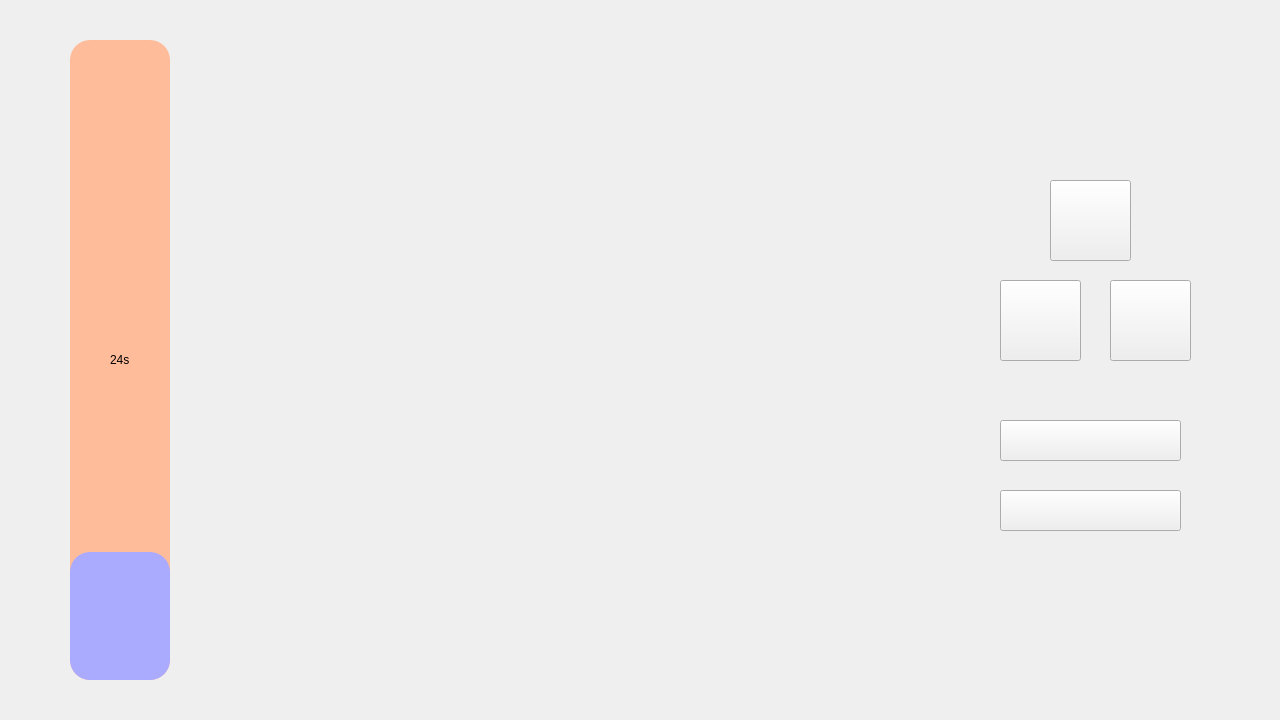
First picture: the form in client/windows/singlewindow.ui, repository HFDLYS/HeartstringsResonance, before the edit.
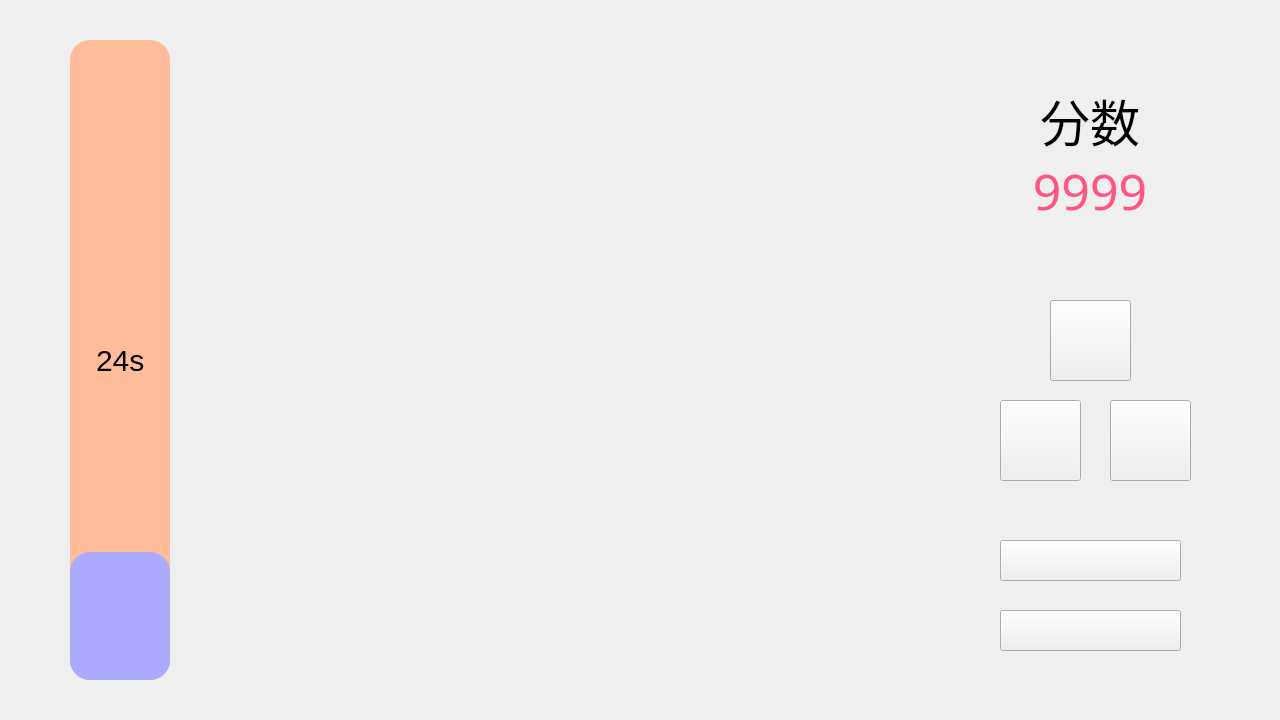
Second picture: the form after the edit. Icons and pictures are not drawn.

Commit message: feat: 添加分数label,功能未实现.

Diff of the .ui file:
```diff
--- a/client/windows/singlewindow.ui
+++ b/client/windows/singlewindow.ui
@@ -48,7 +48,7 @@
      <property name="geometry">
       <rect>
        <x>1050</x>
-       <y>180</y>
+       <y>300</y>
        <width>81</width>
        <height>81</height>
       </rect>
@@ -70,7 +70,7 @@
      <property name="geometry">
       <rect>
        <x>1110</x>
-       <y>280</y>
+       <y>400</y>
        <width>81</width>
        <height>81</height>
       </rect>
@@ -96,7 +96,7 @@
      <property name="geometry">
       <rect>
        <x>1000</x>
-       <y>280</y>
+       <y>400</y>
        <width>81</width>
        <height>81</height>
       </rect>
@@ -127,7 +127,7 @@
      <property name="geometry">
       <rect>
        <x>1000</x>
-       <y>420</y>
+       <y>540</y>
        <width>181</width>
        <height>41</height>
       </rect>
@@ -150,7 +150,7 @@
      <property name="geometry">
       <rect>
        <x>1000</x>
-       <y>490</y>
+       <y>610</y>
        <width>181</width>
        <height>41</height>
       </rect>
@@ -172,7 +172,7 @@
     <widget class="QLabel" name="shadow">
      <property name="geometry">
       <rect>
-       <x>200</x>
+       <x>250</x>
        <y>40</y>
        <width>640</width>
        <height>640</height>
@@ -203,6 +203,7 @@
     text-align: center;
 	border-radius: 20px;
 	background-color: rgb(255, 188, 155);
+	font-size:30px;
 }
 
 QProgressBar::chunk:Vertical{
@@ -226,6 +227,51 @@
       <string>%vs</string>
      </property>
     </widget>
+    <widget class="QLabel" name="scoreLabel">
+     <property name="geometry">
+      <rect>
+       <x>1000</x>
+       <y>70</y>
+       <width>180</width>
+       <height>100</height>
+      </rect>
+     </property>
+     <property name="styleSheet">
+      <string notr="true">font-size:50px;</string>
+     </property>
+     <property name="text">
+      <string>分数</string>
+     </property>
+     <property name="alignment">
+      <set>Qt::AlignmentFlag::AlignCenter</set>
+     </property>
+    </widget>
+    <widget class="QLabel" name="score">
+     <property name="geometry">
+      <rect>
+       <x>1000</x>
+       <y>140</y>
+       <width>180</width>
+       <height>100</height>
+      </rect>
+     </property>
+     <property name="font">
+      <font>
+       <family>黑体</family>
+       <pointsize>-1</pointsize>
+      </font>
+     </property>
+     <property name="styleSheet">
+      <string notr="true">font-size:50px;
+color:rgb(255, 85, 127);</string>
+     </property>
+     <property name="text">
+      <string>9999</string>
+     </property>
+     <property name="alignment">
+      <set>Qt::AlignmentFlag::AlignCenter</set>
+     </property>
+    </widget>
    </widget>
    <widget class="QWidget" name="picwidget" native="true">
     <property name="geometry">
```
The commit also changes 1 other file.
